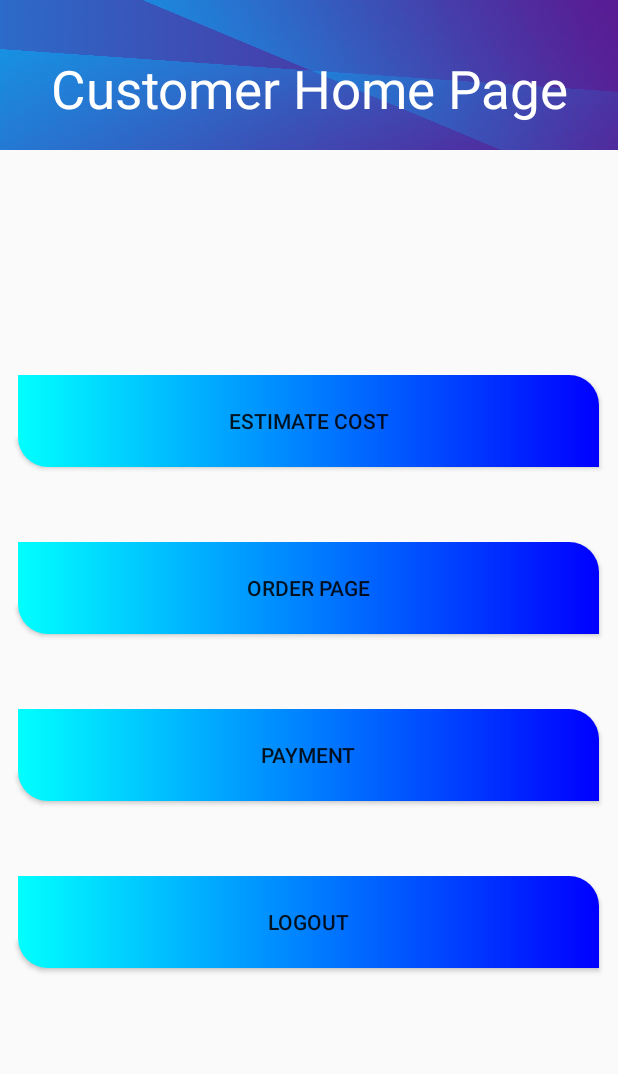
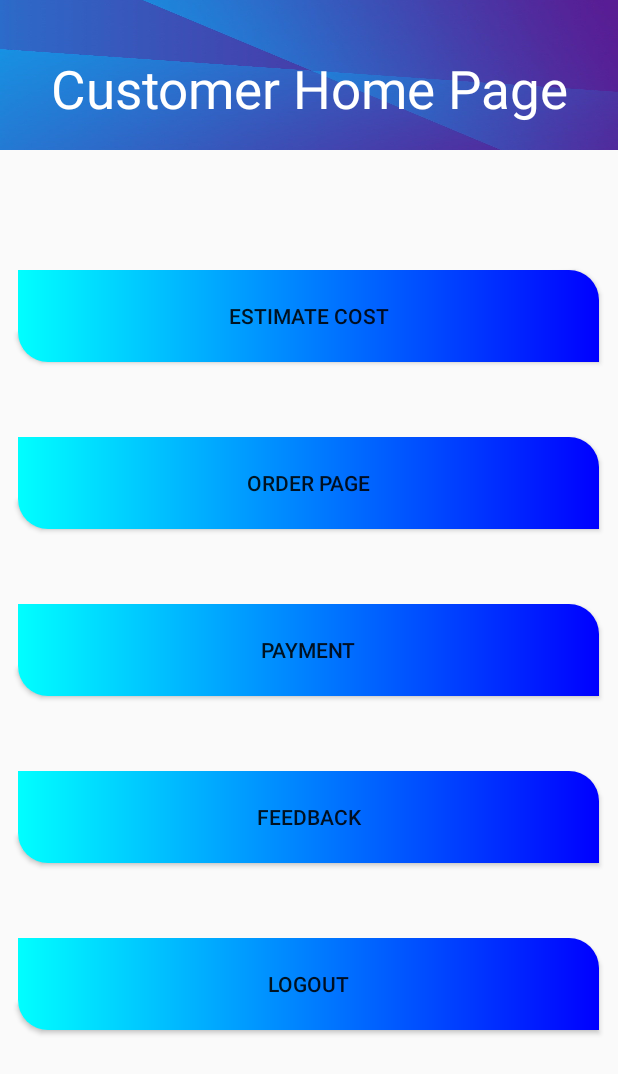
Before and after one commit to Preet021999/Registration12, an Android app: the customer_home screen opened directly, with no data from a screen before it, on a phone screen of 412 x 824 dp. Shown: the top 1074 px of the screen. Run offline under Robolectric (Android 15) with nearby library versions, the phone set to English and light mode, and no system bars; 5 statements that could not run were skipped.

Commit message:
Feedback Update

```diff
--- a/app/src/main/java/com/example/registration/customer_home.java
+++ b/app/src/main/java/com/example/registration/customer_home.java
@@ -8,7 +8,7 @@ import android.view.View;
 import android.widget.Button;
 
 public class customer_home extends AppCompatActivity {
-    Button btnop,btnest,btnlogout,btnbill;
+    Button btnop,btnest,btnlogout,btnbill,btnfeed;
 
     @Override
     protected void onCreate(Bundle savedInstanceState) {
@@ -39,6 +39,14 @@ public class customer_home extends AppCompatActivity {
             @Override
             public void onClick(View view) {
                 startActivity(new Intent(customer_home.this,bill.class));
+                finish();
+            }
+        });
+        btnfeed.setOnClickListener(new View.OnClickListener() {
+            @Override
+            public void onClick(View view) {
+                startActivity(new Intent(customer_home.this,feedback.class));
+                finish();
             }
         });
     }
--- a/app/src/main/java/com/example/registration/order_page.java
+++ b/app/src/main/java/com/example/registration/order_page.java
@@ -38,6 +38,7 @@ public class order_page extends AppCompatActivity {
         btnsub.setOnClickListener(new View.OnClickListener() {
             @Override
             public void onClick(View view) {
+
                 datastore();
             }
         });
--- a/app/src/main/res/layout/activity_customer_home.xml
+++ b/app/src/main/res/layout/activity_customer_home.xml
@@ -22,7 +22,7 @@
         android:id="@+id/btnest"
         android:layout_width="387dp"
         android:layout_height="61dp"
-        android:layout_marginTop="150dp"
+        android:layout_marginTop="80dp"
         android:background="@drawable/txt_back"
         android:text="Estimate Cost" />
 
@@ -43,6 +43,14 @@
         android:text="Payment"/>
 
     <Button
+        android:id="@+id/btnfeed"
+        android:layout_width="387dp"
+        android:layout_height="61dp"
+        android:layout_marginTop="50dp"
+        android:text="Feedback"
+        android:background="@drawable/txt_back"/>
+
+    <Button
         android:id="@+id/btnlogout"
         android:layout_width="387dp"
         android:layout_height="61dp"
--- a/app/src/main/res/layout/activity_feedback.xml
+++ b/app/src/main/res/layout/activity_feedback.xml
@@ -58,6 +58,7 @@
         android:lines="6" />
 
     <Button
+        android:id="@+id/btnsbf"
         android:layout_width="match_parent"
         android:layout_height="wrap_content"
         android:text="Submit Your Feedback"
```
Also changed, not shown: app/src/main/java/com/example/registration/feedback.java (+58 -0 lines).
